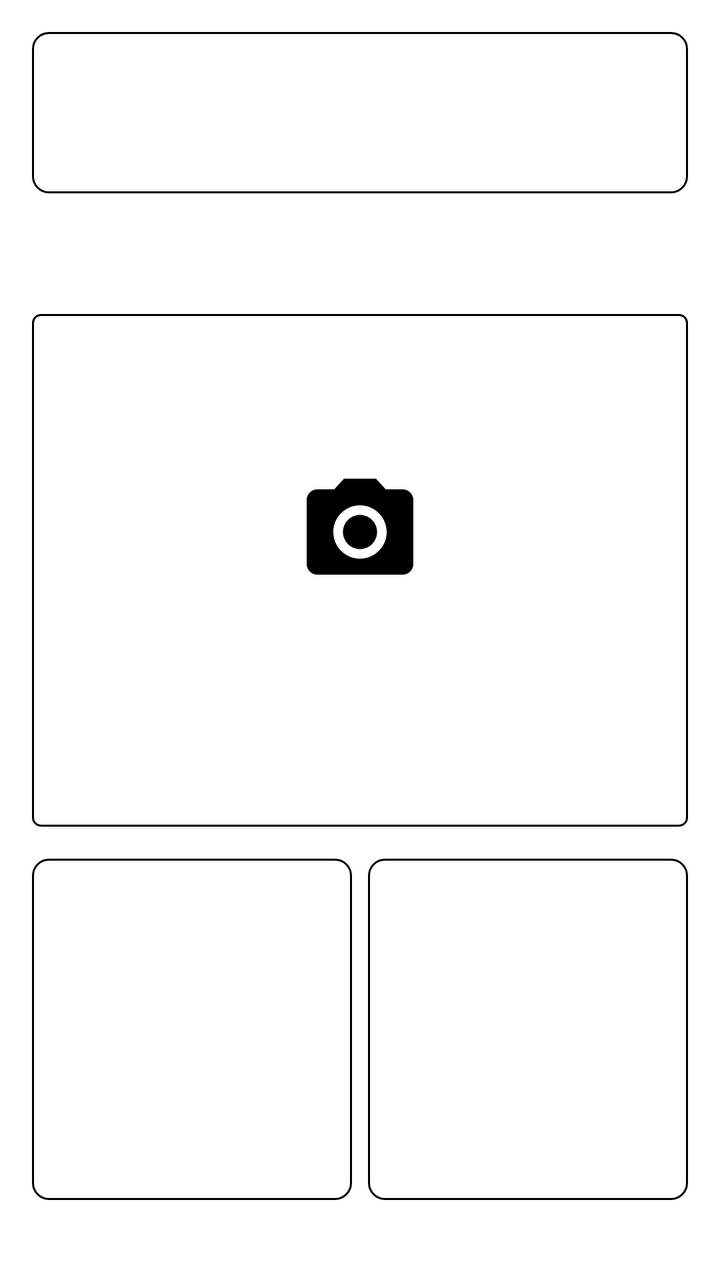
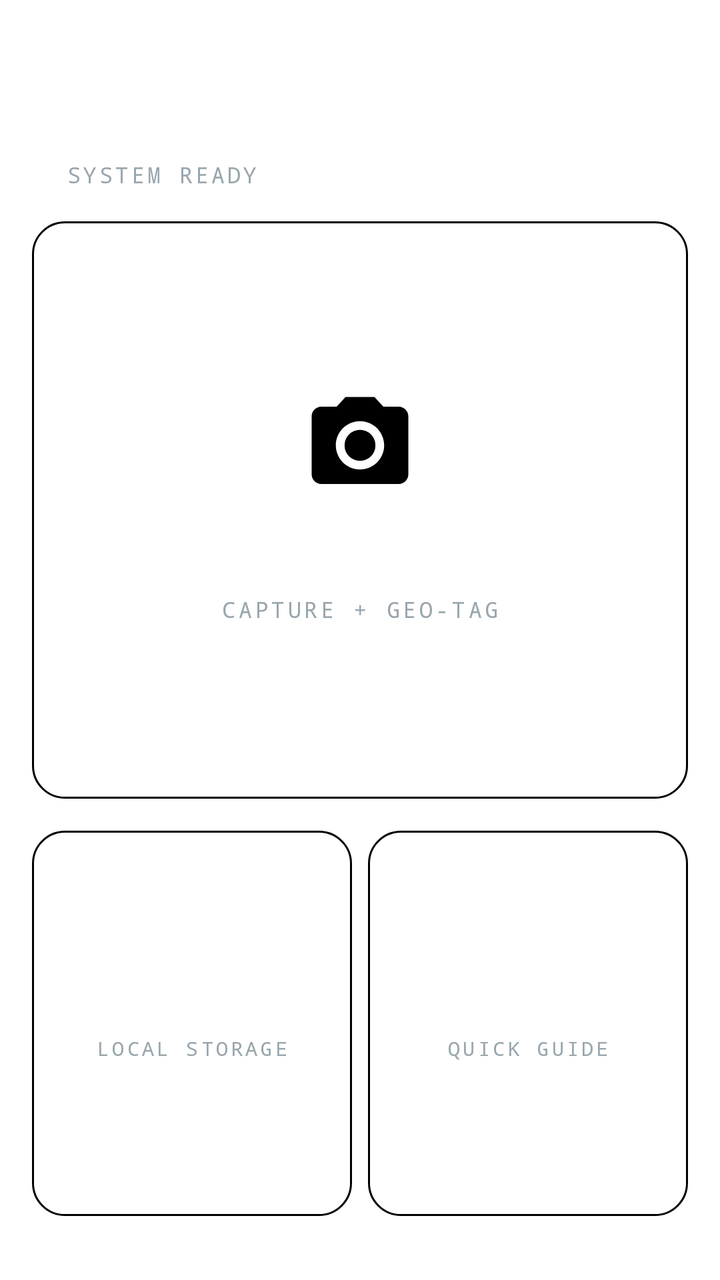

Two renders of the same Android screen: before a commit and after it. Below are the layout's source before the change and the commit's diff.
<!-- AndroidManifest.xml: application theme Theme.App.Starting -->
<!-- res/layout/activity_main.xml -->
<?xml version="1.0" encoding="utf-8"?>
<androidx.constraintlayout.widget.ConstraintLayout xmlns:android="http://schemas.android.com/apk/res/android"
    xmlns:app="http://schemas.android.com/apk/res-auto"
    xmlns:tools="http://schemas.android.com/tools"
    android:id="@+id/root"
    android:layout_width="match_parent"
    android:layout_height="match_parent"
    android:background="?attr/colorSurface"
    android:padding="16dp"
    tools:context=".MainActivity">

    <androidx.constraintlayout.widget.ConstraintLayout
        android:id="@+id/headerPanel"
        android:layout_width="match_parent"
        android:layout_height="wrap_content"
        android:background="@drawable/bg_tactical_panel"
        android:padding="16dp"
        app:layout_constraintTop_toTopOf="parent">

        <TextView
            android:id="@+id/appTitle"
            android:layout_width="wrap_content"
            android:layout_height="wrap_content"
            android:fontFamily="monospace"
            android:letterSpacing="0.1"
            android:text="@string/title_main"
            android:textColor="?attr/colorPrimary"
            android:textSize="24sp"
            android:textStyle="bold"
            app:layout_constraintStart_toStartOf="parent"
            app:layout_constraintTop_toTopOf="parent" />

        <TextView
            android:layout_width="wrap_content"
            android:layout_height="wrap_content"
            android:alpha="0.8"
            android:fontFamily="sans-serif-condensed"
            android:letterSpacing="0.2"
            android:text="@string/subtitle_main"
            android:textColor="?attr/colorPrimary"
            android:textSize="12sp"
            app:layout_constraintStart_toStartOf="parent"
            app:layout_constraintTop_toBottomOf="@id/appTitle" />

        <ImageButton
            android:id="@+id/btnSettings"
            android:layout_width="48dp"
            android:layout_height="48dp"
            android:background="?attr/selectableItemBackgroundBorderless"
            android:contentDescription="@string/cd_settings"
            android:src="@drawable/ic_settings"
            app:layout_constraintBottom_toBottomOf="parent"
            app:layout_constraintEnd_toEndOf="parent"
            app:layout_constraintTop_toTopOf="parent"
            app:tint="?attr/colorSecondary" />

    </androidx.constraintlayout.widget.ConstraintLayout>

    <LinearLayout
        android:id="@+id/statusStrip"
        android:layout_width="match_parent"
        android:layout_height="wrap_content"
        android:layout_marginTop="12dp"
        android:orientation="horizontal"
        android:padding="8dp"
        app:layout_constraintTop_toBottomOf="@id/headerPanel">

        <View
            android:layout_width="8dp"
            android:layout_height="8dp"
            android:layout_gravity="center_vertical"
            android:layout_marginEnd="8dp"
            android:background="?attr/colorSecondary" />

        <TextView
            android:layout_width="wrap_content"
            android:layout_height="wrap_content"
            android:fontFamily="monospace"
            android:text="@string/status_main_ready"
            android:textColor="?attr/colorSecondary"
            android:textSize="12sp" />
    </LinearLayout>

    <androidx.constraintlayout.widget.ConstraintLayout
        android:id="@+id/cameraCard"
        android:layout_width="match_parent"
        android:layout_height="0dp"
        android:layout_marginTop="16dp"
        android:layout_marginBottom="8dp"
        android:background="@drawable/bg_tactical_button"
        android:backgroundTint="?attr/colorPrimary"
        android:backgroundTintMode="multiply"
        android:clickable="true"
        android:focusable="true"
        app:layout_constraintBottom_toTopOf="@id/galleryCard"
        app:layout_constraintTop_toBottomOf="@id/statusStrip"
        app:layout_constraintVertical_weight="1.5">

        <ImageView
            android:id="@+id/iconCam"
            android:layout_width="64dp"
            android:layout_height="64dp"
            android:importantForAccessibility="no"
            android:src="@drawable/ic_camera_lens"
            app:layout_constraintBottom_toBottomOf="parent"
            app:layout_constraintEnd_toEndOf="parent"
            app:layout_constraintStart_toStartOf="parent"
            app:layout_constraintTop_toTopOf="parent"
            app:layout_constraintVertical_bias="0.4"
            app:tint="@android:color/white" />

        <TextView
            android:layout_width="wrap_content"
            android:layout_height="wrap_content"
            android:layout_marginTop="16dp"
            android:fontFamily="monospace"
            android:letterSpacing="0.1"
            android:text="@string/action_camera"
            android:textColor="@android:color/white"
            android:textSize="18sp"
            android:textStyle="bold"
            app:layout_constraintEnd_toEndOf="parent"
            app:layout_constraintStart_toStartOf="parent"
            app:layout_constraintTop_toBottomOf="@id/iconCam" />

    </androidx.constraintlayout.widget.ConstraintLayout>

    <androidx.constraintlayout.widget.ConstraintLayout
        android:id="@+id/galleryCard"
        android:layout_width="0dp"
        android:layout_height="0dp"
        android:layout_marginTop="8dp"
        android:layout_marginEnd="4dp"
        android:layout_marginBottom="24dp"
        android:background="@drawable/bg_tactical_panel"
        android:clickable="true"
        android:focusable="true"
        app:layout_constraintBottom_toBottomOf="parent"
        app:layout_constraintEnd_toStartOf="@id/instructionsCard"
        app:layout_constraintStart_toStartOf="parent"
        app:layout_constraintTop_toBottomOf="@id/cameraCard"
        app:layout_constraintVertical_weight="1">

        <TextView
            android:layout_width="wrap_content"
            android:layout_height="wrap_content"
            android:drawablePadding="16dp"
            android:fontFamily="monospace"
            android:gravity="center_vertical"
            android:text="@string/action_gallery"
            android:textColor="?attr/colorOnSurface"
            android:textSize="16sp"
            android:textStyle="bold"
            app:drawableStartCompat="@drawable/ic_gallery_grid"
            app:drawableTint="?attr/colorOnSurface"
            app:layout_constraintBottom_toBottomOf="parent"
            app:layout_constraintEnd_toEndOf="parent"
            app:layout_constraintStart_toStartOf="parent"
            app:layout_constraintTop_toTopOf="parent"
            tools:ignore="UseAppTint" />

    </androidx.constraintlayout.widget.ConstraintLayout>

    <androidx.constraintlayout.widget.ConstraintLayout
        android:id="@+id/instructionsCard"
        android:layout_width="0dp"
        android:layout_height="0dp"
        android:layout_marginStart="4dp"
        android:background="@drawable/bg_tactical_panel"
        android:clickable="true"
        android:focusable="true"
        app:layout_constraintBottom_toBottomOf="@+id/galleryCard"
        app:layout_constraintEnd_toEndOf="parent"
        app:layout_constraintStart_toEndOf="@+id/galleryCard"
        app:layout_constraintTop_toTopOf="@+id/galleryCard">

        <TextView
            android:layout_width="wrap_content"
            android:layout_height="wrap_content"
            android:drawablePadding="8dp"
            android:fontFamily="monospace"
            android:gravity="center_horizontal"
            android:text="@string/action_how_to"
            android:textColor="?attr/colorOnSurface"
            android:textSize="16sp"
            app:drawableTint="?attr/colorOnSurface"
            app:drawableTopCompat="@drawable/ic_info_outline"
            app:layout_constraintBottom_toBottomOf="parent"
            app:layout_constraintEnd_toEndOf="parent"
            app:layout_constraintStart_toStartOf="parent"
            app:layout_constraintTop_toTopOf="parent"
            tools:ignore="UseAppTint" />

    </androidx.constraintlayout.widget.ConstraintLayout>

</androidx.constraintlayout.widget.ConstraintLayout>
<!-- resources referenced by this layout -->
<resources>
  <!-- drawable bg_tactical_button (drawable) -->
  <?xml version="1.0" encoding="utf-8"?>
  <selector xmlns:android="http://schemas.android.com/apk/res/android">
  
      <item android:state_pressed="true">
          <shape>
              <solid android:color="?attr/colorPrimary" />
              <corners android:radius="4dp" />
              <stroke android:width="2dp" android:color="?attr/colorOnPrimary" />
          </shape>
      </item>
  
      <item>
          <shape>
              <solid android:color="?attr/colorSurface" />
  
              <stroke android:width="1dp" android:color="?attr/colorPrimary" />
  
              <corners android:radius="4dp" />
          </shape>
      </item>
  </selector>
  <!-- drawable bg_tactical_panel (drawable) -->
  <?xml version="1.0" encoding="utf-8"?>
  <shape xmlns:android="http://schemas.android.com/apk/res/android">
      <solid android:color="?attr/panelBackgroundColor" />
      <stroke
          android:width="1dp"
          android:color="?attr/borderColor" />
      <corners android:radius="8dp" />
  </shape>
  <!-- drawable ic_gallery_grid (drawable) -->
  <vector xmlns:android="http://schemas.android.com/apk/res/android"
      android:width="24dp"
      android:height="24dp"
      android:viewportWidth="24"
      android:viewportHeight="24">
      <path
          android:fillColor="#000000"
          android:pathData="M21,19V5c0,-1.1 -0.9,-2 -2,-2H5c-1.1,0 -2,0.9 -2,2v14c0,1.1 0.9,2 2,2h14c1.1,0 2,-0.9 2,-2zM8.5,13.5l2.5,3.01L14.5,12l4.5,6H5l3.5,-4.5z"/>
  </vector>
  <string name="status_main_ready">SYSTEM READY // GPS STANDBY</string>
  <string name="subtitle_main">TACTICAL GEO-LOGGER</string>
  <style name="Theme.App.Starting" parent="Theme.SplashScreen">
          <item name="windowSplashScreenBackground">#051413</item>
          <item name="windowSplashScreenAnimatedIcon">@mipmap/ic_launcher_foreground</item>
          <item name="postSplashScreenTheme">@style/Theme.GeoHUD</item>
          <item name="android:windowLightStatusBar">false</item>
      </style>
  <style name="Theme.GeoHUD" parent="Theme.Material3.Dark.NoActionBar">
          <item name="colorPrimary">#39C5BB</item>
          <item name="colorOnPrimary">#000000</item>
          <item name="colorPrimaryContainer">#004D46</item>
          <item name="colorOnPrimaryContainer">#B2DFDB</item>
  
          <item name="colorSecondary">#E91E63</item>
          <item name="colorOnSecondary">#FFFFFF</item>
  
          <item name="colorError">@color/tactical_red</item>
          <item name="colorOnError">@color/white</item>
  
          <item name="android:statusBarColor">#051413</item>
          <item name="android:windowBackground">#051413</item>
          <item name="android:navigationBarColor">#051413</item>
          <item name="android:windowLightStatusBar">false</item>
  
          <item name="colorSurface">#0A2120</item>
          <item name="colorOnSurface">#E0F2F1</item>
  
          <item name="panelBackgroundColor">@color/panel_bg</item>
          <item name="borderColor">@color/border_color</item>
      </style>
  <color name="tactical_red">#D32F2F</color>
  <color name="panel_bg">#CC1E1E1E</color>
  <!-- unchanged entries left out for length: 10 -->
</resources>

<!-- the commit's change to res/layout/activity_main.xml (unified diff, before → after) -->
@@ -13,8 +13,8 @@
         android:id="@+id/headerPanel"
         android:layout_width="match_parent"
         android:layout_height="wrap_content"
-        android:background="@drawable/bg_tactical_panel"
-        android:padding="16dp"
+        android:paddingTop="8dp"
+        android:paddingBottom="8dp"
         app:layout_constraintTop_toTopOf="parent">
 
         <TextView
@@ -22,37 +22,27 @@
             android:layout_width="wrap_content"
             android:layout_height="wrap_content"
             android:fontFamily="monospace"
-            android:letterSpacing="0.1"
+            android:letterSpacing="0.08"
             android:text="@string/title_main"
             android:textColor="?attr/colorPrimary"
-            android:textSize="24sp"
+            android:textSize="26sp"
             android:textStyle="bold"
+            app:layout_constraintBottom_toBottomOf="parent"
             app:layout_constraintStart_toStartOf="parent"
             app:layout_constraintTop_toTopOf="parent" />
-
-        <TextView
-            android:layout_width="wrap_content"
-            android:layout_height="wrap_content"
-            android:alpha="0.8"
-            android:fontFamily="sans-serif-condensed"
-            android:letterSpacing="0.2"
-            android:text="@string/subtitle_main"
-            android:textColor="?attr/colorPrimary"
-            android:textSize="12sp"
-            app:layout_constraintStart_toStartOf="parent"
-            app:layout_constraintTop_toBottomOf="@id/appTitle" />
 
         <ImageButton
             android:id="@+id/btnSettings"
-            android:layout_width="48dp"
-            android:layout_height="48dp"
-            android:background="?attr/selectableItemBackgroundBorderless"
+            android:layout_width="44dp"
+            android:layout_height="44dp"
+            android:background="@drawable/bg_icon_circle"
             android:contentDescription="@string/cd_settings"
+            android:padding="10dp"
             android:src="@drawable/ic_settings"
             app:layout_constraintBottom_toBottomOf="parent"
             app:layout_constraintEnd_toEndOf="parent"
             app:layout_constraintTop_toTopOf="parent"
-            app:tint="?attr/colorSecondary" />
+            app:tint="?attr/colorOnSurface" />
 
     </androidx.constraintlayout.widget.ConstraintLayout>
 
@@ -60,136 +50,193 @@
         android:id="@+id/statusStrip"
         android:layout_width="match_parent"
         android:layout_height="wrap_content"
-        android:layout_marginTop="12dp"
+        android:layout_marginTop="4dp"
+        android:gravity="center_vertical"
         android:orientation="horizontal"
-        android:padding="8dp"
+        android:paddingStart="2dp"
         app:layout_constraintTop_toBottomOf="@id/headerPanel">
 
         <View
-            android:layout_width="8dp"
-            android:layout_height="8dp"
-            android:layout_gravity="center_vertical"
+            android:layout_width="7dp"
+            android:layout_height="7dp"
             android:layout_marginEnd="8dp"
-            android:background="?attr/colorSecondary" />
-
-        <TextView
-            android:layout_width="wrap_content"
-            android:layout_height="wrap_content"
-            android:fontFamily="monospace"
+            android:background="@drawable/bg_dot"
+            android:backgroundTint="?attr/colorPrimary"
+            android:importantForAccessibility="no" />
+
+        <TextView
+            android:layout_width="wrap_content"
+            android:layout_height="wrap_content"
+            android:fontFamily="monospace"
+            android:letterSpacing="0.12"
             android:text="@string/status_main_ready"
-            android:textColor="?attr/colorSecondary"
-            android:textSize="12sp" />
+            android:textColor="@color/hud_text_muted"
+            android:textSize="11sp" />
     </LinearLayout>
 
     <androidx.constraintlayout.widget.ConstraintLayout
         android:id="@+id/cameraCard"
+        android:tag="hud_panel"
         android:layout_width="match_parent"
         android:layout_height="0dp"
         android:layout_marginTop="16dp"
         android:layout_marginBottom="8dp"
         android:background="@drawable/bg_tactical_button"
-        android:backgroundTint="?attr/colorPrimary"
-        android:backgroundTintMode="multiply"
         android:clickable="true"
         android:focusable="true"
+        android:foreground="?attr/selectableItemBackground"
         app:layout_constraintBottom_toTopOf="@id/galleryCard"
         app:layout_constraintTop_toBottomOf="@id/statusStrip"
         app:layout_constraintVertical_weight="1.5">
 
         <ImageView
             android:id="@+id/iconCam"
-            android:layout_width="64dp"
-            android:layout_height="64dp"
+            android:layout_width="58dp"
+            android:layout_height="58dp"
             android:importantForAccessibility="no"
             android:src="@drawable/ic_camera_lens"
             app:layout_constraintBottom_toBottomOf="parent"
             app:layout_constraintEnd_toEndOf="parent"
             app:layout_constraintStart_toStartOf="parent"
             app:layout_constraintTop_toTopOf="parent"
-            app:layout_constraintVertical_bias="0.4"
-            app:tint="@android:color/white" />
-
-        <TextView
-            android:layout_width="wrap_content"
-            android:layout_height="wrap_content"
-            android:layout_marginTop="16dp"
-            android:fontFamily="monospace"
-            android:letterSpacing="0.1"
+            app:layout_constraintVertical_bias="0.36"
+            app:tint="?attr/colorPrimary" />
+
+        <TextView
+            android:id="@+id/lblCamera"
+            android:layout_width="wrap_content"
+            android:layout_height="wrap_content"
+            android:layout_marginTop="18dp"
+            android:fontFamily="monospace"
+            android:letterSpacing="0.12"
             android:text="@string/action_camera"
-            android:textColor="@android:color/white"
-            android:textSize="18sp"
+            android:textColor="?attr/colorOnSurface"
+            android:textSize="16sp"
             android:textStyle="bold"
             app:layout_constraintEnd_toEndOf="parent"
             app:layout_constraintStart_toStartOf="parent"
             app:layout_constraintTop_toBottomOf="@id/iconCam" />
 
+        <TextView
+            android:layout_width="wrap_content"
+            android:layout_height="wrap_content"
+            android:layout_marginTop="6dp"
+            android:fontFamily="monospace"
+            android:letterSpacing="0.14"
+            android:text="@string/sub_camera"
+            android:textColor="@color/hud_text_muted"
+            android:textSize="11sp"
+            app:layout_constraintEnd_toEndOf="parent"
+            app:layout_constraintStart_toStartOf="parent"
+            app:layout_constraintTop_toBottomOf="@id/lblCamera" />
+
     </androidx.constraintlayout.widget.ConstraintLayout>
 
     <androidx.constraintlayout.widget.ConstraintLayout
         android:id="@+id/galleryCard"
+        android:tag="hud_panel"
         android:layout_width="0dp"
         android:layout_height="0dp"
         android:layout_marginTop="8dp"
         android:layout_marginEnd="4dp"
-        android:layout_marginBottom="24dp"
-        android:background="@drawable/bg_tactical_panel"
+        android:layout_marginBottom="16dp"
+        android:background="@drawable/bg_tactical_button"
         android:clickable="true"
         android:focusable="true"
+        android:foreground="?attr/selectableItemBackground"
         app:layout_constraintBottom_toBottomOf="parent"
         app:layout_constraintEnd_toStartOf="@id/instructionsCard"
         app:layout_constraintStart_toStartOf="parent"
         app:layout_constraintTop_toBottomOf="@id/cameraCard"
         app:layout_constraintVertical_weight="1">
 
-        <TextView
-            android:layout_width="wrap_content"
-            android:layout_height="wrap_content"
-            android:drawablePadding="16dp"
-            android:fontFamily="monospace"
-            android:gravity="center_vertical"
-            android:text="@string/action_gallery"
-            android:textColor="?attr/colorOnSurface"
-            android:textSize="16sp"
-            android:textStyle="bold"
-            app:drawableStartCompat="@drawable/ic_gallery_grid"
-            app:drawableTint="?attr/colorOnSurface"
-            app:layout_constraintBottom_toBottomOf="parent"
-            app:layout_constraintEnd_toEndOf="parent"
-            app:layout_constraintStart_toStartOf="parent"
-            app:layout_constraintTop_toTopOf="parent"
-            tools:ignore="UseAppTint" />
+        <LinearLayout
+            android:layout_width="wrap_content"
+            android:layout_height="wrap_content"
+            android:gravity="center"
+            android:orientation="vertical"
+            app:layout_constraintBottom_toBottomOf="parent"
+            app:layout_constraintEnd_toEndOf="parent"
+            app:layout_constraintStart_toStartOf="parent"
+            app:layout_constraintTop_toTopOf="parent">
+
+            <TextView
+                android:layout_width="wrap_content"
+                android:layout_height="wrap_content"
+                android:drawablePadding="10dp"
+                android:fontFamily="monospace"
+                android:letterSpacing="0.1"
+                android:gravity="center_vertical"
+                android:text="@string/action_gallery"
+                android:textColor="?attr/colorOnSurface"
+                android:textSize="14sp"
+                android:textStyle="bold"
+                app:drawableStartCompat="@drawable/ic_gallery_outline"
+                app:drawableTint="?attr/colorPrimary"
+                tools:ignore="UseAppTint" />
+
+            <TextView
+                android:layout_width="wrap_content"
+                android:layout_height="wrap_content"
+                android:layout_marginTop="6dp"
+                android:fontFamily="monospace"
+                android:letterSpacing="0.14"
+                android:text="@string/sub_gallery"
+                android:textColor="@color/hud_text_muted"
+                android:textSize="10sp" />
+        </LinearLayout>
 
     </androidx.constraintlayout.widget.ConstraintLayout>
 
     <androidx.constraintlayout.widget.ConstraintLayout
         android:id="@+id/instructionsCard"
+        android:tag="hud_panel"
         android:layout_width="0dp"
         android:layout_height="0dp"
         android:layout_marginStart="4dp"
-        android:background="@drawable/bg_tactical_panel"
+        android:background="@drawable/bg_tactical_button"
         android:clickable="true"
         android:focusable="true"
+        android:foreground="?attr/selectableItemBackground"
         app:layout_constraintBottom_toBottomOf="@+id/galleryCard"
         app:layout_constraintEnd_toEndOf="parent"
         app:layout_constraintStart_toEndOf="@+id/galleryCard"
         app:layout_constraintTop_toTopOf="@+id/galleryCard">
 
-        <TextView
-            android:layout_width="wrap_content"
-            android:layout_height="wrap_content"
-            android:drawablePadding="8dp"
-            android:fontFamily="monospace"
-            android:gravity="center_horizontal"
-            android:text="@string/action_how_to"
-            android:textColor="?attr/colorOnSurface"
-            android:textSize="16sp"
-            app:drawableTint="?attr/colorOnSurface"
-            app:drawableTopCompat="@drawable/ic_info_outline"
-            app:layout_constraintBottom_toBottomOf="parent"
-            app:layout_constraintEnd_toEndOf="parent"
-            app:layout_constraintStart_toStartOf="parent"
-            app:layout_constraintTop_toTopOf="parent"
-            tools:ignore="UseAppTint" />
+        <LinearLayout
+            android:layout_width="wrap_content"
+            android:layout_height="wrap_content"
+            android:gravity="center"
+            android:orientation="vertical"
+            app:layout_constraintBottom_toBottomOf="parent"
+            app:layout_constraintEnd_toEndOf="parent"
+            app:layout_constraintStart_toStartOf="parent"
+            app:layout_constraintTop_toTopOf="parent">
+
+            <TextView
+                android:layout_width="wrap_content"
+                android:layout_height="wrap_content"
+                android:drawablePadding="10dp"
+                android:fontFamily="monospace"
+                android:letterSpacing="0.1"
+                android:gravity="center_horizontal"
+                android:text="@string/action_how_to"
+                android:textColor="?attr/colorOnSurface"
+                android:textSize="14sp"
+                app:drawableTint="?attr/colorPrimary"
+                app:drawableTopCompat="@drawable/ic_info_outline"
+                tools:ignore="UseAppTint" />
+
+            <TextView
+                android:layout_width="wrap_content"
+                android:layout_height="wrap_content"
+                android:layout_marginTop="6dp"
+                android:fontFamily="monospace"
+                android:letterSpacing="0.14"
+                android:text="@string/sub_howto"
+                android:textColor="@color/hud_text_muted"
+                android:textSize="10sp" />
+        </LinearLayout>
 
     </androidx.constraintlayout.widget.ConstraintLayout>
 
<!-- resource entries referenced after the edit -->
@@ -1,54 +1,98 @@
 <!-- resources referenced by this layout -->
 <resources>
-  <!-- drawable bg_tactical_button (drawable) -->
+  <color name="hud_text_muted">#99A6AE</color>
+  <!-- drawable bg_dot (drawable) -->
+  <?xml version="1.0" encoding="utf-8"?>
+  <shape xmlns:android="http://schemas.android.com/apk/res/android"
+      android:shape="oval">
+      <solid android:color="@android:color/white" />
+  </shape>
+  <!-- drawable bg_icon_circle (drawable) -->
   <?xml version="1.0" encoding="utf-8"?>
   <selector xmlns:android="http://schemas.android.com/apk/res/android">
   
       <item android:state_pressed="true">
-          <shape>
-              <solid android:color="?attr/colorPrimary" />
-              <corners android:radius="4dp" />
-              <stroke android:width="2dp" android:color="?attr/colorOnPrimary" />
+          <shape android:shape="oval">
+              <solid android:color="#33FFFFFF" />
+              <stroke
+                  android:width="1dp"
+                  android:color="#4DFFFFFF" />
           </shape>
       </item>
   
       <item>
-          <shape>
-              <solid android:color="?attr/colorSurface" />
-  
-              <stroke android:width="1dp" android:color="?attr/colorPrimary" />
-  
-              <corners android:radius="4dp" />
+          <shape android:shape="oval">
+              <solid android:color="#1FFFFFFF" />
+              <stroke
+                  android:width="1dp"
+                  android:color="#33FFFFFF" />
           </shape>
       </item>
   </selector>
-  <!-- drawable bg_tactical_panel (drawable) -->
+  <!-- drawable bg_tactical_button (drawable) -->
   <?xml version="1.0" encoding="utf-8"?>
   <shape xmlns:android="http://schemas.android.com/apk/res/android">
-      <solid android:color="?attr/panelBackgroundColor" />
+      <solid android:color="?attr/buttonBackgroundColor" />
       <stroke
           android:width="1dp"
-          android:color="?attr/borderColor" />
-      <corners android:radius="8dp" />
+          android:color="?attr/buttonBorderColor" />
+      <corners android:radius="16dp" />
   </shape>
-  <!-- drawable ic_gallery_grid (drawable) -->
+  <!-- drawable ic_gallery_outline (drawable) -->
   <vector xmlns:android="http://schemas.android.com/apk/res/android"
       android:width="24dp"
       android:height="24dp"
       android:viewportWidth="24"
       android:viewportHeight="24">
       <path
-          android:fillColor="#000000"
-          android:pathData="M21,19V5c0,-1.1 -0.9,-2 -2,-2H5c-1.1,0 -2,0.9 -2,2v14c0,1.1 0.9,2 2,2h14c1.1,0 2,-0.9 2,-2zM8.5,13.5l2.5,3.01L14.5,12l4.5,6H5l3.5,-4.5z"/>
+          android:fillColor="#FFFFFF"
+          android:pathData="M21,19V5c0,-1.1 -0.9,-2 -2,-2H5c-1.1,0 -2,0.9 -2,2v14c0,1.1 0.9,2 2,2h14c1.1,0 2,-0.9 2,-2zM5,5h14v14H5V5z" />
+      <path
+          android:fillColor="#FFFFFF"
+          android:pathData="M13.96,12.29l-2.75,3.54 -1.96,-2.36L6.5,17h11l-3.54,-4.71z" />
   </vector>
-  <string name="status_main_ready">SYSTEM READY // GPS STANDBY</string>
-  <string name="subtitle_main">TACTICAL GEO-LOGGER</string>
+  <string name="status_main_ready">SYSTEM READY</string>
+  <string name="sub_camera">CAPTURE + GEO-TAG</string>
+  <string name="sub_gallery">LOCAL STORAGE</string>
+  <string name="sub_howto">QUICK GUIDE</string>
   <style name="Theme.App.Starting" parent="Theme.SplashScreen">
-          <item name="windowSplashScreenBackground">#051413</item>
-          <item name="windowSplashScreenAnimatedIcon">@mipmap/ic_launcher_foreground</item>
+          <item name="windowSplashScreenBackground">#0B0F12</item>
+          <item name="windowSplashScreenAnimatedIcon">@drawable/ic_launcher_foreground</item>
           <item name="postSplashScreenTheme">@style/Theme.GeoHUD</item>
           <item name="android:windowLightStatusBar">false</item>
       </style>
+  <!-- drawable ic_launcher_foreground (drawable) -->
+  <?xml version="1.0" encoding="utf-8"?>
+  <vector xmlns:android="http://schemas.android.com/apk/res/android"
+      android:width="108dp"
+      android:height="108dp"
+      android:viewportWidth="108"
+      android:viewportHeight="108">
+  
+      <path
+          android:pathData="M22,44 V26 A4,4 0 0 1 26,22 H44"
+          android:strokeColor="#FFE7EEF2"
+          android:strokeLineCap="round"
+          android:strokeWidth="7" />
+      <path
+          android:pathData="M64,22 H82 A4,4 0 0 1 86,26 V44"
+          android:strokeColor="#FFE7EEF2"
+          android:strokeLineCap="round"
+          android:strokeWidth="7" />
+      <path
+          android:pathData="M86,64 V82 A4,4 0 0 1 82,86 H64"
+          android:strokeColor="#FFE7EEF2"
+          android:strokeLineCap="round"
+          android:strokeWidth="7" />
+      <path
+          android:pathData="M44,86 H26 A4,4 0 0 1 22,82 V64"
+          android:strokeColor="#FFE7EEF2"
+          android:strokeLineCap="round"
+          android:strokeWidth="7" />
+      <path
+          android:fillColor="#FF00E676"
+          android:pathData="M49,45 H59 A4,4 0 0 1 63,49 V59 A4,4 0 0 1 59,63 H49 A4,4 0 0 1 45,59 V49 A4,4 0 0 1 49,45 Z" />
+  </vector>
   <style name="Theme.GeoHUD" parent="Theme.Material3.Dark.NoActionBar">
           <item name="colorPrimary">#39C5BB</item>
           <item name="colorOnPrimary">#000000</item>
@@ -61,19 +105,32 @@
           <item name="colorError">@color/tactical_red</item>
           <item name="colorOnError">@color/white</item>
   
-          <item name="android:statusBarColor">#051413</item>
-          <item name="android:windowBackground">#051413</item>
-          <item name="android:navigationBarColor">#051413</item>
+          <item name="android:statusBarColor">#0B0F12</item>
+          <item name="android:windowBackground">#0B0F12</item>
+          <item name="android:navigationBarColor">#0B0F12</item>
           <item name="android:windowLightStatusBar">false</item>
   
-          <item name="colorSurface">#0A2120</item>
-          <item name="colorOnSurface">#E0F2F1</item>
+          <item name="colorSurface">#0B0F12</item>
+          <item name="colorOnSurface">#F2F6F8</item>
   
           <item name="panelBackgroundColor">@color/panel_bg</item>
           <item name="borderColor">@color/border_color</item>
+          <item name="buttonBackgroundColor">#202B36</item>
+          <item name="buttonBorderColor">#4DFFFFFF</item>
+          <item name="materialAlertDialogTheme">@style/ThemeOverlay.GeoHUD.Dialog</item>
       </style>
-  <color name="tactical_red">#D32F2F</color>
-  <color name="panel_bg">#CC1E1E1E</color>
+  <color name="tactical_red">#FF5A52</color>
+  <color name="panel_bg">#161F27</color>
+  <style name="ThemeOverlay.GeoHUD.Dialog" parent="ThemeOverlay.Material3.MaterialAlertDialog">
+          <item name="colorSurface">#10161A</item>
+          <item name="colorSurfaceContainerHigh">#10161A</item>
+          <item name="colorOnSurface">#F2F6F8</item>
+          <item name="shapeAppearanceOverlay">@style/ShapeAppearance.GeoHUD.Dialog</item>
+      </style>
+  <style name="ShapeAppearance.GeoHUD.Dialog" parent="">
+          <item name="cornerFamily">rounded</item>
+          <item name="cornerSize">24dp</item>
+      </style>
   <!-- unchanged entries left out for length: 10 -->
 </resources>
 
